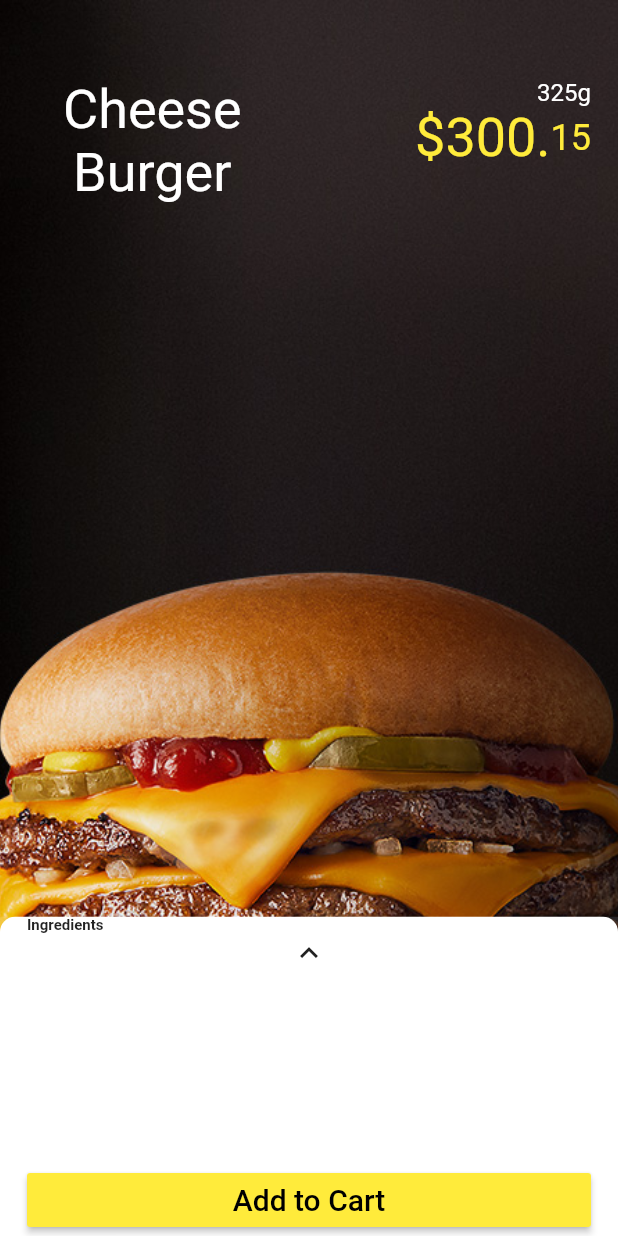
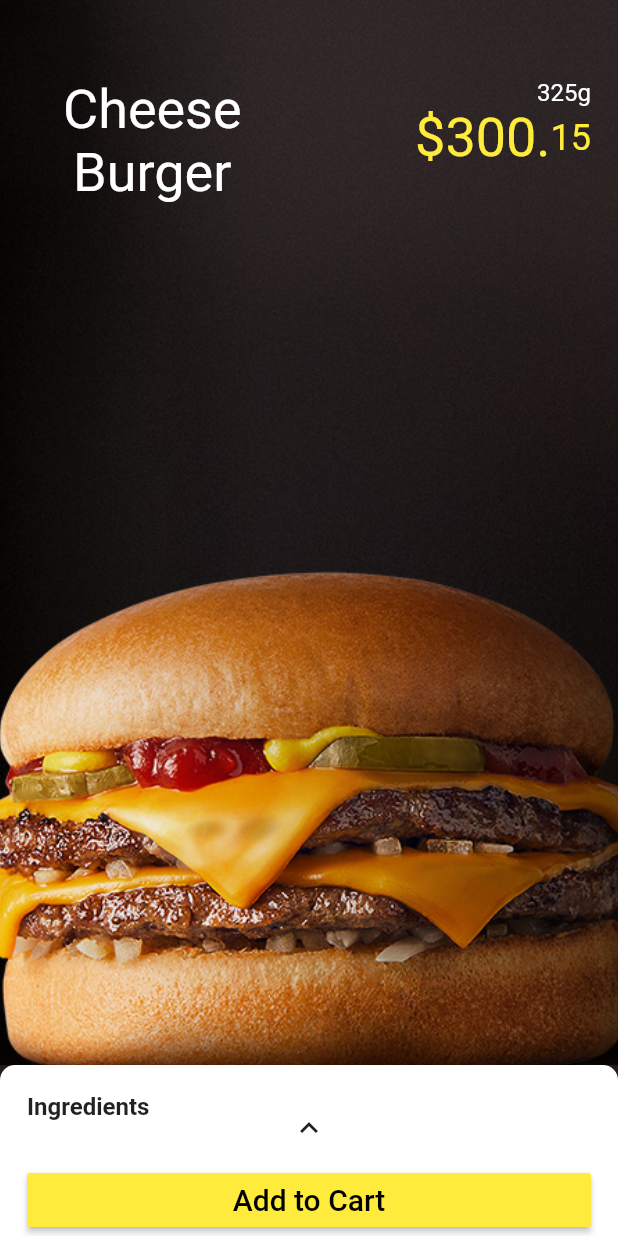
Before and after one commit to JoelEspinal/burger_app, a Flutter app: the screen it shows after launch, on a phone screen of 412 x 824 dp. Run offline on Flutter 3.47's test engine with Material 2 defaults, Android fonts, the light colour scheme and no system bars.

Commit message:
:lipstick: Resize ingredients bottom sheet

```diff
--- a/lib/ui/ingredients/ingredients_sheet.dart
+++ b/lib/ui/ingredients/ingredients_sheet.dart
@@ -1,7 +1,6 @@
 import 'package:flutter/material.dart';
 
 double _height;
-Size _screenSize;
 
 class Ingredientsheet extends StatefulWidget {
   @override
@@ -13,13 +12,14 @@ class _IngredientsheetState extends State<Ingredientsheet> {
   Widget build(BuildContext context) {
     Size _screenSize = MediaQuery.of(context).size;
     double _height = _screenSize.height;
-    double _sheetHeight = _height * 0.20;
+    double _sheetHeight = _height * 0.08;
 
     return Container(
       color: Colors.white10,
       width: double.infinity,
       height: _sheetHeight,
       padding: EdgeInsets.only(
+        top: 18.0,
         left: 18.0,
         right: 18.0,
       ),
@@ -28,7 +28,7 @@ class _IngredientsheetState extends State<Ingredientsheet> {
           Text(
             "Ingredients",
             style: TextStyle(
-              fontSize: 10.0,
+              fontSize: 16.0,
               fontWeight: FontWeight.bold,
             ),
           ),
```
